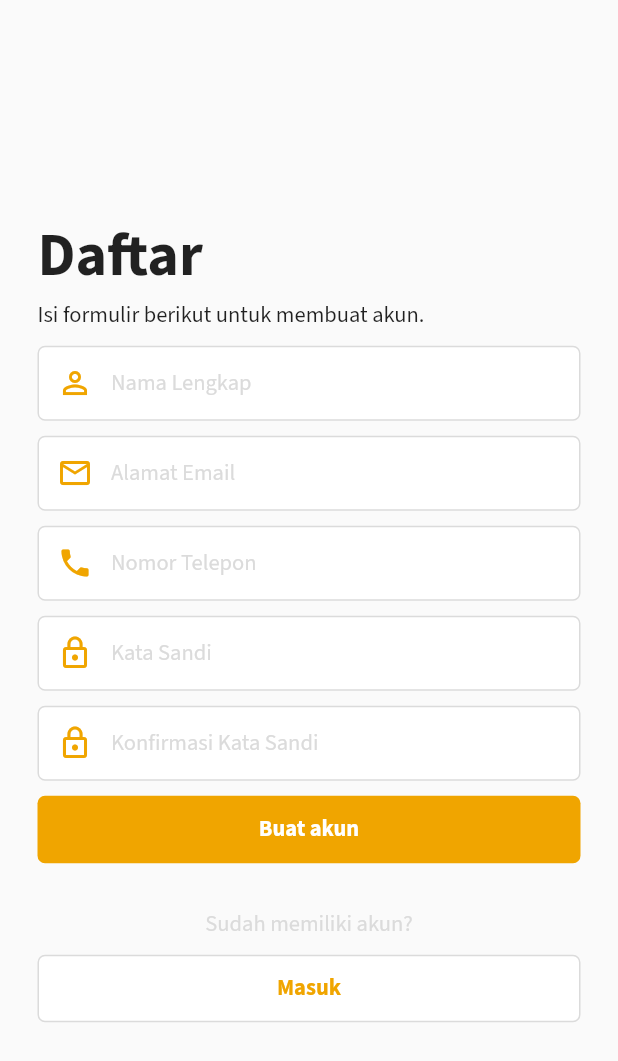
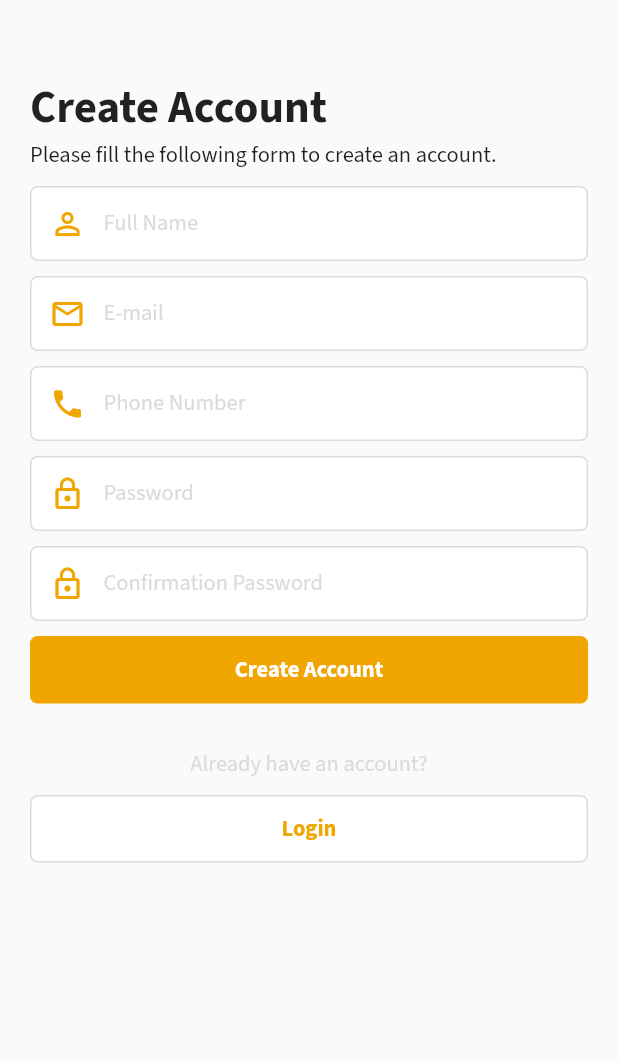
Before and after one commit to frisconp/deles-app, a Flutter app: the RegisterPage screen opened by its route, on a phone screen of 412 x 824 dp. Shown: the top 1061 px of the screen. Run offline on Flutter 3.47's test engine with Material 2 defaults, Android fonts, the phone set to English and light mode, and no system bars; drawn by our look-alikes of flutter_easyloading; our stand-ins replace bloc, cached_network_image, equatable, flutter_bloc, flutter_spinkit, google_fonts and 2 more; missing offline and left inert: qrscan; accounts and stored records are empty; network calls fail.

Commit message:
Register Page

```diff
--- a/lib/bloc/article_bloc/article_bloc.dart
+++ b/lib/bloc/article_bloc/article_bloc.dart
@@ -12,7 +12,6 @@ class ArticleBloc extends Bloc<ArticleEvent, ArticleState> {
   ArticleBloc({@required this.repository});
 
   @override
-  // TODO: implement initialState
   ArticleState get initialState => ArticleInitialState();
 
   @override
--- a/lib/bloc/article_bloc/article_event.dart
+++ b/lib/bloc/article_bloc/article_event.dart
@@ -4,6 +4,5 @@ abstract class ArticleEvent extends Equatable {}
 
 class GetArticlesEvent extends ArticleEvent {
   @override
-  // TODO: implement props
   List<Object> get props => throw UnimplementedError();
 }
--- a/lib/bloc/article_bloc/article_state.dart
+++ b/lib/bloc/article_bloc/article_state.dart
@@ -6,13 +6,11 @@ abstract class ArticleState extends Equatable {}
 
 class ArticleInitialState extends ArticleState {
   @override
-  // TODO: implement props
   List<Object> get props => [];
 }
 
 class ArticleLoadingState extends ArticleState {
   @override
-  // TODO: implement props
   List<Object> get props => [];
 }
 
@@ -22,7 +20,6 @@ class ArticleLoadedState extends ArticleState {
   ArticleLoadedState({@required this.articles});
 
   @override
-  // TODO: implement props
   List<Object> get props => throw UnimplementedError();
 }
 
@@ -32,6 +29,5 @@ class ArticleErrorState extends ArticleState {
   ArticleErrorState({@required this.message});
 
   @override
-  // TODO: implement props
   List<Object> get props => throw UnimplementedError();
 }
--- a/lib/bloc/login_bloc/login_bloc.dart
+++ b/lib/bloc/login_bloc/login_bloc.dart
@@ -12,7 +12,6 @@ class LoginBloc extends Bloc<LoginEvent, LoginState> {
   LoginBloc({@required this.repository});
 
   @override
-  // TODO: implement initialState
   LoginState get initialState => LoginInitialState();
 
   @override
--- a/lib/bloc/login_bloc/login_event.dart
+++ b/lib/bloc/login_bloc/login_event.dart
@@ -10,6 +10,5 @@ class ValidateLoginEvent extends LoginEvent {
   ValidateLoginEvent({@required this.email, @required this.password});
 
   @override
-  // TODO: implement props
   List<Object> get props => throw UnimplementedError();
 }
--- a/lib/bloc/login_bloc/login_state.dart
+++ b/lib/bloc/login_bloc/login_state.dart
@@ -6,25 +6,21 @@ abstract class LoginState extends Equatable {}
 
 class LoginInitialState extends LoginState {
   @override
-  // TODO: implement props
   List<Object> get props => [];
 }
 
 class LoginValidatingState extends LoginState {
   @override
-  // TODO: implement props
   List<Object> get props => [];
 }
 
 class LoginSucceedState extends LoginState {
   @override
-  // TODO: implement props
   List<Object> get props => throw UnimplementedError();
 }
 
 class LoginFailedState extends LoginState {
   @override
-  // TODO: implement props
   List<Object> get props => throw UnimplementedError();
 }
 
@@ -34,6 +30,5 @@ class LoginErrorState extends LoginState {
   LoginErrorState({@required this.message});
 
   @override
-  // TODO: implement props
   List<Object> get props => throw UnimplementedError();
 }
--- a/lib/bloc/register_bloc/register_bloc.dart
+++ b/lib/bloc/register_bloc/register_bloc.dart
@@ -0,0 +1,41 @@
+import 'package:bloc/bloc.dart';
+import 'package:delesapp/bloc/register_bloc/register_event.dart';
+import 'package:delesapp/bloc/register_bloc/register_state.dart';
+import 'package:delesapp/data/models/register_result_model.dart';
+import 'package:delesapp/data/repositories/register_repository.dart';
+import 'package:meta/meta.dart';
+
+class RegisterBloc extends Bloc<RegisterEvent, RegisterState> {
+  RegisterRepository repository;
+
+  RegisterBloc({@required this.repository});
+
+  @override
+  RegisterState get initialState => RegisterInitialState();
+
+  @override
+  Stream<RegisterState> mapEventToState(RegisterEvent event) async* {
+    if (event is CreateAccountEvent) {
+      yield CreatingAccountState();
+      try {
+        Map<String, String> data = {
+          'name': event.name,
+          'email': event.email,
+          'phone_number': event.phoneNumber,
+          'password': event.password,
+          'confirm_password': event.confirmPassword,
+        };
+
+        RegisterResult registerResult = await repository.createAccount(data);
+
+        if (registerResult.success) {
+          yield AccountCreatedState();
+        } else {
+          yield CreateAccountFailedState();
+        }
+      } catch (e) {
+        yield RegisterErrorState(message: e.toString());
+      }
+    }
+  }
+}
--- a/lib/bloc/register_bloc/register_event.dart
+++ b/lib/bloc/register_bloc/register_event.dart
@@ -1,9 +1,23 @@
 import 'package:equatable/equatable.dart';
+import 'package:meta/meta.dart';
 
 abstract class RegisterEvent extends Equatable {}
 
 class CreateAccountEvent extends RegisterEvent {
+  final String name;
+  final String email;
+  final String phoneNumber;
+  final String password;
+  final String confirmPassword;
+
+  CreateAccountEvent({
+    @required this.name,
+    @required this.email,
+    @required this.phoneNumber,
+    @required this.password,
+    @required this.confirmPassword,
+  });
+
   @override
-  // TODO: implement props
   List<Object> get props => throw UnimplementedError();
 }
--- a/lib/bloc/register_bloc/register_state.dart
+++ b/lib/bloc/register_bloc/register_state.dart
@@ -1,27 +1,33 @@
 import 'package:equatable/equatable.dart';
+import 'package:meta/meta.dart';
 
 abstract class RegisterState extends Equatable {}
 
 class RegisterInitialState extends RegisterState {
   @override
-  // TODO: implement props
   List<Object> get props => throw UnimplementedError();
 }
 
 class CreatingAccountState extends RegisterState {
   @override
-  // TODO: implement props
   List<Object> get props => throw UnimplementedError();
 }
 
 class AccountCreatedState extends RegisterState {
   @override
-  // TODO: implement props
   List<Object> get props => throw UnimplementedError();
 }
 
 class CreateAccountFailedState extends RegisterState {
   @override
-  // TODO: implement props
   List<Object> get props => throw UnimplementedError();
 }
+
+class RegisterErrorState extends RegisterState {
+  final String message;
+
+  RegisterErrorState({@required this.message});
+
+  @override
+  List<Object> get props => throw UnimplementedError();
+}
--- /dev/null
+++ b/lib/data/models/register_result_model.dart
@@ -0,0 +1,25 @@
+import 'package:delesapp/data/models/user_model.dart';
+
+class RegisterResult {
+  bool success;
+  User user;
+  String message;
+
+  RegisterResult({this.success, this.user, this.message});
+
+  RegisterResult.fromJson(Map<String, dynamic> json) {
+    success = json['success'];
+    user = json['data'] != null ? new User.fromJson(json['data']) : null;
+    message = json['message'];
+  }
+
+  Map<String, dynamic> toJson() {
+    final Map<String, dynamic> data = new Map<String, dynamic>();
+    data['success'] = this.success;
+    if (this.user != null) {
+      data['data'] = this.user.toJson();
+    }
+    data['message'] = this.message;
+    return data;
+  }
+}
--- a/lib/main.dart
+++ b/lib/main.dart
@@ -1,7 +1,9 @@
 import 'package:delesapp/bloc/article_bloc/article_bloc.dart';
 import 'package:delesapp/bloc/login_bloc/login_bloc.dart';
+import 'package:delesapp/bloc/register_bloc/register_bloc.dart';
 import 'package:delesapp/data/repositories/article_repository.dart';
 import 'package:delesapp/data/repositories/login_repository.dart';
+import 'package:delesapp/data/repositories/register_repository.dart';
 import 'package:delesapp/splash.dart';
 import 'package:delesapp/ui/login_page.dart';
 import 'package:delesapp/ui/main_page.dart';
@@ -43,6 +45,9 @@ class MyApp extends StatelessWidget {
         ),
         BlocProvider<LoginBloc>(
           create: (context) => LoginBloc(repository: LoginRepositoryList()),
+        ),
+        BlocProvider<RegisterBloc>(
+          create: (context) => RegisterBloc(repository: RegisterRepositoryList()),
         ),
       ],
       child: FlutterEasyLoading(
--- a/lib/ui/home_page.dart
+++ b/lib/ui/home_page.dart
@@ -19,7 +19,6 @@ class _HomePageState extends State<HomePage> {
 
   @override
   void initState() {
-    // TODO: implement initState
     super.initState();
     articleBloc = BlocProvider.of<ArticleBloc>(context);
     articleBloc.add(GetArticlesEvent());
--- a/lib/ui/login_page.dart
+++ b/lib/ui/login_page.dart
@@ -66,16 +66,16 @@ class _LoginPageState extends State<LoginPage> {
       crossAxisAlignment: CrossAxisAlignment.start,
       children: <Widget>[
         Text(
-          'Masuk',
+          'Login',
           style: GoogleFonts.sourceSansPro(
             textStyle: TextStyle(
-              fontSize: 40,
+              fontSize: 30,
               fontWeight: FontWeight.bold,
             ),
           ),
         ),
         Text(
-          'Silakan masuk untuk melanjutkan.',
+          'Please login to continue.',
           style: GoogleFonts.sourceSansPro(
             textStyle: TextStyle(
               fontSize: 15,
@@ -125,7 +125,7 @@ class _LoginPageState extends State<LoginPage> {
             borderSide: BorderSide.none,
           ),
           contentPadding: EdgeInsets.all(10),
-          hintText: 'Alamat E-mail',
+          hintText: 'E-mail',
           hintStyle: GoogleFonts.sourceSansPro(
             color: Color.fromRGBO(219, 219, 219, 1),
           ),
@@ -173,7 +173,7 @@ class _LoginPageState extends State<LoginPage> {
             borderSide: BorderSide.none,
           ),
           contentPadding: EdgeInsets.all(10),
-          hintText: 'Kata Sandi',
+          hintText: 'Password',
           hintStyle: GoogleFonts.sourceSansPro(
             textStyle: TextStyle(
               color: Color.fromRGBO(219, 219, 219, 1),
@@ -205,7 +205,7 @@ class _LoginPageState extends State<LoginPage> {
           },
           child: Center(
             child: Text(
-              'Masuk',
+              'Login',
               style: GoogleFonts.sourceSansPro(
                 textStyle: TextStyle(
                   fontSize: 15,
@@ -228,7 +228,7 @@ class _LoginPageState extends State<LoginPage> {
           alignment: Alignment.center,
           margin: EdgeInsets.only(bottom: 10),
           child: Text(
-            'Anda belum memiliki akun?',
+            'Don\'t have an account?',
             style: GoogleFonts.sourceSansPro(
               fontSize: 15,
               color: Color.fromRGBO(219, 219, 219, 1),
@@ -255,7 +255,7 @@ class _LoginPageState extends State<LoginPage> {
               },
               child: Center(
                 child: Text(
-                  'Buat akun',
+                  'Create Account',
                   style: GoogleFonts.sourceSansPro(
                     fontSize: 15,
                     fontWeight: FontWeight.bold,
@@ -271,19 +271,19 @@ class _LoginPageState extends State<LoginPage> {
   }
 
   _buildInitialLogin() {
-    EasyLoading.show(status: 'Tunggu sebentar...');
+    EasyLoading.show(status: 'Please wait');
   }
 
   _buildLoadingLogin() {
-    EasyLoading.show(status: 'Memeriksa...');
+    EasyLoading.show(status: 'Checking');
   }
 
   _buildSuccessLogin() {
-    EasyLoading.showSuccess('Berhasil!');
+    EasyLoading.showSuccess('Success!');
   }
 
   _buildFailedLogin() {
-    EasyLoading.showError('Email atau Kata Sandi salah.');
+    EasyLoading.showError('E-mail & Password does\'nt match.');
   }
 
   _buildErrorLogin(String message) {
--- a/lib/ui/register_page.dart
+++ b/lib/ui/register_page.dart
@@ -1,4 +1,11 @@
+import 'dart:async';
+
+import 'package:delesapp/bloc/register_bloc/register_bloc.dart';
+import 'package:delesapp/bloc/register_bloc/register_event.dart';
+import 'package:delesapp/bloc/register_bloc/register_state.dart';
 import 'package:flutter/material.dart';
+import 'package:flutter_bloc/flutter_bloc.dart';
+import 'package:flutter_easyloading/flutter_easyloading.dart';
 import 'package:google_fonts/google_fonts.dart';
 
 class RegisterPage extends StatefulWidget {
@@ -7,35 +14,91 @@ class RegisterPage extends StatefulWidget {
 }
 
 class _RegisterPageState extends State<RegisterPage> {
+  RegisterBloc registerBloc;
+
+  TextEditingController nameController = TextEditingController();
+  TextEditingController emailController = TextEditingController();
+  TextEditingController phoneNumberController = TextEditingController();
+  TextEditingController passwordController = TextEditingController();
+  TextEditingController confirmPasswordController = TextEditingController();
+
   @override
   Widget build(BuildContext context) {
-    return Scaffold(
+    registerBloc = BlocProvider.of<RegisterBloc>(context);
+
+    return BlocListener<RegisterBloc, RegisterState>(
+      listener: (context, state) {
+        if (state is RegisterInitialState) {
+          _buildInitialRegister();
+        } else if (state is CreatingAccountState) {
+          _buildLoadingRegister();
+        } else if (state is AccountCreatedState) {
+          _buildSuccessRegister();
+          _navigateToLogin();
+        } else if (state is CreateAccountFailedState) {
+          _buildFailedRegister();
+        } else if (state is RegisterErrorState) {
+          _buildErrorRegister(state.message);
+        }
+      },
+      child: Scaffold(
         backgroundColor: Color.fromRGBO(250, 250, 250, 1),
-      body: SafeArea(
+        body: SingleChildScrollView(
+          child: SafeArea(
             child: Padding(
-          padding: const EdgeInsets.all(25.0),
+              padding: const EdgeInsets.symmetric(
+                vertical: 50,
+                horizontal: 20,
+              ),
               child: Column(
                 mainAxisAlignment: MainAxisAlignment.center,
                 crossAxisAlignment: CrossAxisAlignment.start,
+                mainAxisSize: MainAxisSize.max,
+                children: <Widget>[
+                  _header(),
+                  _fullNameField(),
+                  _emailField(),
+                  _phoneNumberField(),
+                  _passwordField(),
+                  _confirmPasswordField(),
+                  _createAccountButton(),
+                  _loginSection(),
+                ],
+              ),
+            ),
+          ),
+        ),
+      ),
+    );
+  }
+
+  Widget _header() {
+    return Column(
+      crossAxisAlignment: CrossAxisAlignment.start,
       children: <Widget>[
         Text(
-                'Daftar',
+          'Create Account',
           style: GoogleFonts.sourceSansPro(
             textStyle: TextStyle(
-                    fontSize: 40,
+              fontSize: 30,
               fontWeight: FontWeight.bold,
             ),
           ),
         ),
         Text(
-                'Isi formulir berikut untuk membuat akun.',
+          'Please fill the following form to create an account.',
           style: GoogleFonts.sourceSansPro(
             textStyle: TextStyle(
               fontSize: 15,
             ),
           ),
         ),
-              Container(
+      ],
+    );
+  }
+
+  Widget _fullNameField() {
+    return Container(
       margin: EdgeInsets.only(
         top: 10,
         bottom: 10,
@@ -52,6 +115,7 @@ class _RegisterPageState extends State<RegisterPage> {
         ),
       ),
       child: TextField(
+        controller: nameController,
         style: GoogleFonts.sourceSansPro(
           textStyle: TextStyle(
             fontSize: 15,
@@ -72,14 +136,17 @@ class _RegisterPageState extends State<RegisterPage> {
             borderSide: BorderSide.none,
           ),
           contentPadding: EdgeInsets.all(10),
-                    hintText: 'Nama Lengkap',
+          hintText: 'Full Name',
           hintStyle: GoogleFonts.sourceSansPro(
             color: Color.fromRGBO(219, 219, 219, 1),
           ),
         ),
       ),
-              ),
-              Container(
+    );
+  }
+
+  Widget _emailField() {
+    return Container(
       margin: EdgeInsets.only(bottom: 10),
       decoration: BoxDecoration(
         color: Colors.white,
@@ -93,6 +160,7 @@ class _RegisterPageState extends State<RegisterPage> {
         ),
       ),
       child: TextField(
+        controller: emailController,
         style: GoogleFonts.sourceSansPro(
           textStyle: TextStyle(
             fontSize: 15,
@@ -113,14 +181,17 @@ class _RegisterPageState extends State<RegisterPage> {
             borderSide: BorderSide.none,
           ),
           contentPadding: EdgeInsets.all(10),
-                    hintText: 'Alamat Email',
+          hintText: 'E-mail',
           hintStyle: GoogleFonts.sourceSansPro(
             color: Color.fromRGBO(219, 219, 219, 1),
           ),
         ),
       ),
-              ),
-              Container(
+    );
+  }
+
+  Widget _phoneNumberField() {
+    return Container(
       margin: EdgeInsets.only(bottom: 10),
       decoration: BoxDecoration(
         color: Colors.white,
@@ -134,6 +205,7 @@ class _RegisterPageState extends State<RegisterPage> {
         ),
       ),
       child: TextField(
+        controller: phoneNumberController,
         style: GoogleFonts.sourceSansPro(
           textStyle: TextStyle(
             fontSize: 15,
@@ -154,14 +226,17 @@ class _RegisterPageState extends State<RegisterPage> {
             borderSide: BorderSide.none,
           ),
           contentPadding: EdgeInsets.all(10),
-                    hintText: 'Nomor Telepon',
+          hintText: 'Phone Number',
           hintStyle: GoogleFonts.sourceSansPro(
             color: Color.fromRGBO(219, 219, 219, 1),
           ),
         ),
       ),
-              ),
-              Container(
+    );
+  }
+
+  Widget _passwordField() {
+    return Container(
       margin: EdgeInsets.only(
         bottom: 10,
       ),
@@ -177,6 +252,7 @@ class _RegisterPageState extends State<RegisterPage> {
         ),
       ),
       child: TextField(
+        controller: passwordController,
         obscureText: true,
         style: GoogleFonts.sourceSansPro(
           textStyle: TextStyle(
@@ -198,7 +274,7 @@ class _RegisterPageState extends State<RegisterPage> {
             borderSide: BorderSide.none,
           ),
           contentPadding: EdgeInsets.all(10),
-                    hintText: 'Kata Sandi',
+          hintText: 'Password',
           hintStyle: GoogleFonts.sourceSansPro(
             textStyle: TextStyle(
               color: Color.fromRGBO(219, 219, 219, 1),
@@ -206,8 +282,11 @@ class _RegisterPageState extends State<RegisterPage> {
           ),
         ),
       ),
-              ),
-              Container(
+    );
+  }
+
+  Widget _confirmPasswordField() {
+    return Container(
       margin: EdgeInsets.only(
         bottom: 10,
       ),
@@ -223,6 +302,7 @@ class _RegisterPageState extends State<RegisterPage> {
         ),
       ),
       child: TextField(
+        controller: confirmPasswordController,
         obscureText: true,
         style: GoogleFonts.sourceSansPro(
           textStyle: TextStyle(
@@ -244,7 +324,7 @@ class _RegisterPageState extends State<RegisterPage> {
             borderSide: BorderSide.none,
           ),
           contentPadding: EdgeInsets.all(10),
-                    hintText: 'Konfirmasi Kata Sandi',
+          hintText: 'Confirmation Password',
           hintStyle: GoogleFonts.sourceSansPro(
             textStyle: TextStyle(
               color: Color.fromRGBO(219, 219, 219, 1),
@@ -252,8 +332,11 @@ class _RegisterPageState extends State<RegisterPage> {
           ),
         ),
       ),
-              ),
-              Container(
+    );
+  }
+
+  Widget _createAccountButton() {
+    return Container(
       width: double.infinity,
       height: 45,
       margin: EdgeInsets.only(bottom: 30),
@@ -266,10 +349,18 @@ class _RegisterPageState extends State<RegisterPage> {
         borderRadius: BorderRadius.circular(5),
         child: InkWell(
           borderRadius: BorderRadius.circular(5),
-                    onTap: () {},
+          onTap: () {
+            registerBloc.add(CreateAccountEvent(
+              name: nameController.text,
+              email: emailController.text,
+              phoneNumber: phoneNumberController.text,
+              password: passwordController.text,
+              confirmPassword: confirmPasswordController.text,
+            ));
+          },
           child: Center(
             child: Text(
-                        'Buat akun',
+              'Create Account',
               style: GoogleFonts.sourceSansPro(
                 textStyle: TextStyle(
                   fontSize: 15,
@@ -281,13 +372,18 @@ class _RegisterPageState extends State<RegisterPage> {
           ),
         ),
       ),
-              ),
+    );
+  }
+
+  Widget _loginSection() {
+    return Column(
+      children: <Widget>[
         Container(
           width: double.infinity,
           alignment: Alignment.center,
           margin: EdgeInsets.only(bottom: 10),
           child: Text(
-                  'Sudah memiliki akun?',
+            'Already have an account?',
             style: GoogleFonts.sourceSansPro(
               fontSize: 15,
               color: Color.fromRGBO(219, 219, 219, 1),
@@ -314,7 +410,7 @@ class _RegisterPageState extends State<RegisterPage> {
               },
               child: Center(
                 child: Text(
-                        'Masuk',
+                  'Login',
                   style: GoogleFonts.sourceSansPro(
                     fontSize: 15,
                     fontWeight: FontWeight.bold,
@@ -326,9 +422,32 @@ class _RegisterPageState extends State<RegisterPage> {
           ),
         ),
       ],
-          ),
-        ),
-      ),
     );
   }
+
+  _buildInitialRegister() {
+    EasyLoading.show(status: 'Please wait');
   }
+
+  _buildLoadingRegister() {
+    EasyLoading.show(status: 'Checking');
+  }
+
+  _buildSuccessRegister() {
+    EasyLoading.showSuccess('Success!');
+  }
+
+  _buildFailedRegister() {
+    EasyLoading.showError('Harap isi semua kolom.');
+  }
+
+  _buildErrorRegister(String message) {
+    EasyLoading.showError(message);
+  }
+
+  _navigateToLogin() {
+    Timer(Duration(seconds: 2), () {
+      Navigator.of(context).pushNamed('/login');
+    });
+  }
+}
--- a/pubspec.yaml
+++ b/pubspec.yaml
@@ -27,7 +27,6 @@ dependencies:
   equatable: ^1.2.0
   cached_network_image: ^2.2.0+1
   qrscan: ^0.2.17
-  permission_handler: ^5.0.0+hotfix.9
 
   # The following adds the Cupertino Icons font to your application.
   # Use with the CupertinoIcons class for iOS style icons.
```
Also changed, not shown: lib/data/repositories/register_repository.dart (added, +27 -0 lines), lib/ui/main_page.dart (+4 -4 lines), lib/ui/pages/list_menu_page.dart (+61 -4 lines), pubspec.lock. Lines whose indentation alone changed are shown as unchanged.
